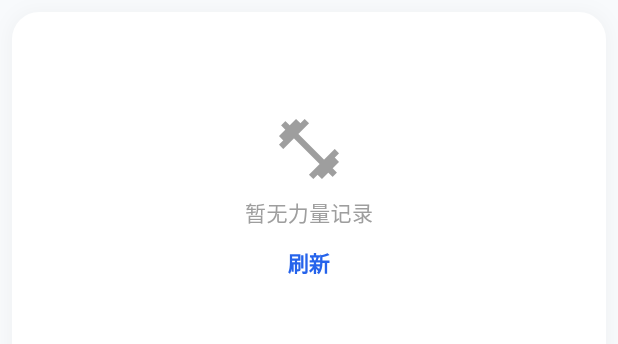
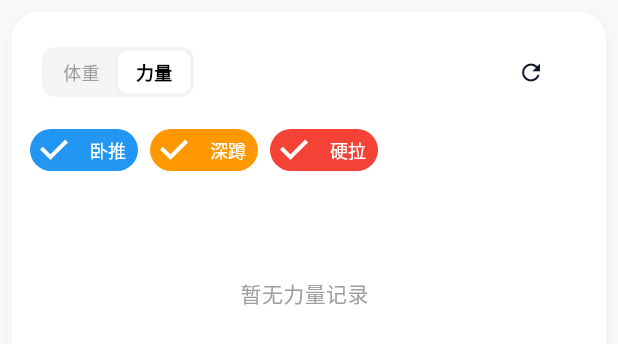
Before and after one commit to xxu14077-sketch/ai_fitness_coach, a Flutter app: the TrendChart widget shown alone on an empty page, opened directly, on a phone screen of 412 x 824 dp. Shown: the top 344 px of the screen. Run offline on Flutter 3.47's test engine with Material 3 defaults, Android fonts, the light colour scheme and no system bars; our stand-ins replace file_picker, fl_chart, flutter_markdown, flutter_tts, shared_preferences, speech_to_text and 1 more; missing offline and left inert: markdown, universal_html; accounts and stored records are empty; network calls fail.

Commit message:
Restore Weight Tracking and Combine with Strength Tracking

```diff
--- a/lib/ui/widgets/trend_chart.dart
+++ b/lib/ui/widgets/trend_chart.dart
@@ -12,10 +12,16 @@ class TrendChart extends StatefulWidget {
 }
 
 class _TrendChartState extends State<TrendChart> {
-  // Data for each exercise
+  // Mode: 'weight' or 'strength'
+  String _mode = 'strength';
+
+  // Strength Data
   List<FlSpot> _benchSpots = [];
   List<FlSpot> _squatSpots = [];
   List<FlSpot> _deadliftSpots = [];
+
+  // Weight Data
+  List<FlSpot> _weightSpots = [];
 
   // Toggles
   bool _showBench = true;
@@ -32,6 +38,7 @@ class _TrendChartState extends State<TrendChart> {
   }
 
   Future<void> _fetchData() async {
+    setState(() => _loading = true);
     try {
       final uid = Supabase.instance.client.auth.currentUser?.id;
       if (uid == null) {
@@ -39,54 +46,25 @@ class _TrendChartState extends State<TrendChart> {
         return;
       }
 
-      // Fetch last 30 days records? Or just last 20 entries per type
-      final res = await Supabase.instance.client
+      // 1. Fetch Strength Data
+      final strengthRes = await Supabase.instance.client
           .from('strength_progress')
           .select('date, exercise, weight_kg')
           .eq('user_id', uid)
-          .order('date', ascending: true); // Get oldest first for chart
+          .order('date', ascending: true);
 
-      final data = res as List;
-
-      if (data.isEmpty) {
-        if (mounted) setState(() => _loading = false);
-        return;
-      }
-
-      // Process data
-      final Map<String, List<FlSpot>> spotsMap = {
-        'bench': [],
-        'squat': [],
-        'deadlift': []
-      };
-
-      // We need to map dates to X-axis values (0, 1, 2...).
-      // Simple approach: Linear index based on unique dates?
-      // Or just day index? Let's use day difference from first record.
-
-      if (data.isNotEmpty) {
-        DateTime? firstDate;
-
-        for (var record in data) {
-          final dateStr = record['date'] as String;
-          final date = DateTime.parse(dateStr);
-          firstDate ??= date;
-
-          final diff = date.difference(firstDate).inDays.toDouble();
-          final w = (record['weight_kg'] as num).toDouble();
-          final type = record['exercise'] as String;
-
-          if (spotsMap.containsKey(type)) {
-            spotsMap[type]!.add(FlSpot(diff, w));
-          }
-        }
-      }
+      // 2. Fetch Body Weight Data
+      final weightRes = await Supabase.instance.client
+          .from('body_metrics')
+          .select('date, weight_kg')
+          .eq('user_id', uid)
+          .order('date', ascending: true)
+          .limit(30); // Last 30 entries
 
       if (mounted) {
         setState(() {
-          _benchSpots = spotsMap['bench']!;
-          _squatSpots = spotsMap['squat']!;
-          _deadliftSpots = spotsMap['deadlift']!;
+          _processStrengthData(strengthRes as List);
+          _processWeightData(weightRes as List);
           _loading = false;
         });
       }
@@ -100,6 +78,54 @@ class _TrendChartState extends State<TrendChart> {
     }
   }
 
+  void _processWeightData(List data) {
+    final List<FlSpot> spots = [];
+    if (data.isNotEmpty) {
+      DateTime? firstDate;
+      // Use the same timeline relative to first record, or just sequential index?
+      // For trend, sequential index is often smoother if dates are sparse.
+      // Let's use sequential index for now to match previous behavior,
+      // or switch to date-based if we want to align everything.
+      // Let's use sequential index for simplicity in this "Trend" view.
+      for (int i = 0; i < data.length; i++) {
+        final w = (data[i]['weight_kg'] as num).toDouble();
+        spots.add(FlSpot(i.toDouble(), w));
+      }
+    }
+    _weightSpots = spots;
+  }
+
+  void _processStrengthData(List data) {
+    final Map<String, List<FlSpot>> spotsMap = {
+      'bench': [],
+      'squat': [],
+      'deadlift': []
+    };
+
+    if (data.isNotEmpty) {
+      // We need a common X axis. Let's use "Entry Index" per exercise type for now,
+      // as users might not do all 3 on the same day.
+      // Actually, for a combined chart, date-based X is better.
+      // But to keep it simple and robust: just list them sequentially.
+
+      final Map<String, int> counters = {'bench': 0, 'squat': 0, 'deadlift': 0};
+
+      for (var record in data) {
+        final w = (record['weight_kg'] as num).toDouble();
+        final type = record['exercise'] as String;
+
+        if (spotsMap.containsKey(type)) {
+          spotsMap[type]!.add(FlSpot(counters[type]!.toDouble(), w));
+          counters[type] = counters[type]! + 1;
+        }
+      }
+    }
+
+    _benchSpots = spotsMap['bench']!;
+    _squatSpots = spotsMap['squat']!;
+    _deadliftSpots = spotsMap['deadlift']!;
+  }
+
   @override
   Widget build(BuildContext context) {
     if (_loading) {
@@ -107,60 +133,48 @@ class _TrendChartState extends State<TrendChart> {
           height: 240, child: Center(child: CircularProgressIndicator()));
     }
 
-    final bool isEmpty =
-        _benchSpots.isEmpty && _squatSpots.isEmpty && _deadliftSpots.isEmpty;
-
-    if (isEmpty) {
-      return AspectRatio(
-          aspectRatio: 1.5,
-          child: Container(
-              margin: const EdgeInsets.all(8),
-              decoration: BoxDecoration(
-                borderRadius: const BorderRadius.all(Radius.circular(18)),
-                color: Colors.white,
-                boxShadow: [
-                  BoxShadow(
-                    color: Colors.grey.withOpacity(0.1),
-                    spreadRadius: 1,
-                    blurRadius: 10,
-                    offset: const Offset(0, 1),
-                  ),
-                ],
-              ),
-              child: Center(
-                  child: Column(
-                mainAxisAlignment: MainAxisAlignment.center,
-                children: [
-                  const Icon(Icons.fitness_center,
-                      size: 48, color: Colors.grey),
-                  const SizedBox(height: 8),
-                  const Text("暂无力量记录", style: TextStyle(color: Colors.grey)),
-                  TextButton(onPressed: _fetchData, child: const Text("刷新"))
-                ],
-              ))));
-    }
-
-    // Determine Y axis range
+    // Determine which spots to show based on mode
+    List<LineChartBarData> lineBars = [];
     double minY = 9999;
     double maxY = 0;
+    bool isEmpty = true;
 
+    if (_mode == 'strength') {
       final allSpots = [
         if (_showBench) ..._benchSpots,
         if (_showSquat) ..._squatSpots,
         if (_showDeadlift) ..._deadliftSpots,
       ];
+      if (allSpots.isNotEmpty) isEmpty = false;
 
-    if (allSpots.isNotEmpty) {
+      // Calculate Min/Max
       for (var s in allSpots) {
         if (s.y < minY) minY = s.y;
         if (s.y > maxY) maxY = s.y;
       }
+
+      if (_showBench) lineBars.add(_buildLine(_benchSpots, Colors.blue));
+      if (_showSquat) lineBars.add(_buildLine(_squatSpots, Colors.orange));
+      if (_showDeadlift) lineBars.add(_buildLine(_deadliftSpots, Colors.red));
+    } else {
+      // Weight Mode
+      if (_weightSpots.isNotEmpty) {
+        isEmpty = false;
+        for (var s in _weightSpots) {
+          if (s.y < minY) minY = s.y;
+          if (s.y > maxY) maxY = s.y;
+        }
+        lineBars.add(_buildLine(_weightSpots, AppTheme.primaryColor));
+      }
+    }
+
+    if (isEmpty) {
+      minY = 0;
+      maxY = 100;
+    } else {
       minY = (minY - 5).floorToDouble();
       if (minY < 0) minY = 0;
       maxY = (maxY + 5).ceilToDouble();
-    } else {
-      minY = 0;
-      maxY = 100;
     }
 
     return AspectRatio(
@@ -189,17 +203,25 @@ class _TrendChartState extends State<TrendChart> {
           child: Column(
             crossAxisAlignment: CrossAxisAlignment.start,
             children: [
+              // Header Row with Toggle
               Padding(
                 padding: const EdgeInsets.symmetric(horizontal: 8.0),
                 child: Row(
                   mainAxisAlignment: MainAxisAlignment.spaceBetween,
                   children: [
-                    const Text(
-                      '三大项容量 (Total/kg)',
-                      style: TextStyle(
-                        color: AppTheme.secondaryColor,
-                        fontSize: 16,
-                        fontWeight: FontWeight.bold,
+                    // Toggle Button Group
+                    Container(
+                      decoration: BoxDecoration(
+                        color: Colors.grey.shade100,
+                        borderRadius: BorderRadius.circular(8),
+                      ),
+                      padding: const EdgeInsets.all(2),
+                      child: Row(
+                        mainAxisSize: MainAxisSize.min,
+                        children: [
+                          _buildModeBtn('体重', 'weight'),
+                          _buildModeBtn('力量', 'strength'),
+                        ],
                       ),
                     ),
                     IconButton(
@@ -212,7 +234,9 @@ class _TrendChartState extends State<TrendChart> {
                 ),
               ),
               const SizedBox(height: 8),
-              // Filter Chips
+
+              // Filter Chips (Only for Strength)
+              if (_mode == 'strength')
                 SingleChildScrollView(
                   scrollDirection: Axis.horizontal,
                   child: Row(
@@ -228,14 +252,25 @@ class _TrendChartState extends State<TrendChart> {
                     ],
                   ),
                 ),
+
               const SizedBox(height: 16),
-              Expanded(
+
+              isEmpty
+                  ? Expanded(
+                      child: Center(
+                        child: Text(
+                          _mode == 'weight' ? "暂无体重记录" : "暂无力量记录",
+                          style: const TextStyle(color: Colors.grey),
+                        ),
+                      ),
+                    )
+                  : Expanded(
                       child: LineChart(
                         LineChartData(
                           gridData: FlGridData(
                             show: true,
                             drawVerticalLine: false,
-                      horizontalInterval: 20,
+                            horizontalInterval: 20, // Adaptive?
                             getDrawingHorizontalLine: (value) {
                               return FlLine(
                                 color: Colors.grey.withOpacity(0.1),
@@ -246,55 +281,67 @@ class _TrendChartState extends State<TrendChart> {
                           titlesData: FlTitlesData(
                             show: true,
                             rightTitles: const AxisTitles(
-                        sideTitles: SideTitles(showTitles: false),
-                      ),
+                                sideTitles: SideTitles(showTitles: false)),
                             topTitles: const AxisTitles(
-                        sideTitles: SideTitles(showTitles: false),
-                      ),
+                                sideTitles: SideTitles(showTitles: false)),
                             bottomTitles: const AxisTitles(
                                 sideTitles: SideTitles(showTitles: false)),
                             leftTitles: const AxisTitles(
-                        sideTitles: SideTitles(showTitles: false),
-                      ),
+                                sideTitles: SideTitles(showTitles: false)),
                           ),
                           borderData: FlBorderData(show: false),
                           minY: minY,
                           maxY: maxY,
-                    lineBarsData: [
-                      if (_showBench)
-                        LineChartBarData(
-                          spots: _benchSpots,
-                          isCurved: true,
-                          color: Colors.blue,
-                          barWidth: 3,
-                          isStrokeCapRound: true,
-                          dotData: const FlDotData(show: true),
-                        ),
-                      if (_showSquat)
-                        LineChartBarData(
-                          spots: _squatSpots,
-                          isCurved: true,
-                          color: Colors.orange,
-                          barWidth: 3,
-                          isStrokeCapRound: true,
-                          dotData: const FlDotData(show: true),
-                        ),
-                      if (_showDeadlift)
-                        LineChartBarData(
-                          spots: _deadliftSpots,
-                          isCurved: true,
-                          color: Colors.red,
-                          barWidth: 3,
-                          isStrokeCapRound: true,
-                          dotData: const FlDotData(show: true),
-                        ),
-                    ],
+                          lineBarsData: lineBars,
                         ),
                       ),
                     ),
             ],
           ),
         ),
+      ),
+    );
+  }
+
+  Widget _buildModeBtn(String label, String modeKey) {
+    final bool isSelected = _mode == modeKey;
+    return InkWell(
+      onTap: () => setState(() => _mode = modeKey),
+      child: Container(
+        padding: const EdgeInsets.symmetric(horizontal: 12, vertical: 6),
+        decoration: BoxDecoration(
+          color: isSelected ? Colors.white : Colors.transparent,
+          borderRadius: BorderRadius.circular(6),
+          boxShadow: isSelected
+              ? [
+                  BoxShadow(
+                      color: Colors.black.withOpacity(0.05), blurRadius: 2)
+                ]
+              : null,
+        ),
+        child: Text(
+          label,
+          style: TextStyle(
+            fontSize: 12,
+            fontWeight: isSelected ? FontWeight.bold : FontWeight.normal,
+            color: isSelected ? Colors.black : Colors.grey,
+          ),
+        ),
+      ),
+    );
+  }
+
+  LineChartBarData _buildLine(List<FlSpot> spots, Color color) {
+    return LineChartBarData(
+      spots: spots,
+      isCurved: true,
+      color: color,
+      barWidth: 3,
+      isStrokeCapRound: true,
+      dotData: const FlDotData(show: true),
+      belowBarData: BarAreaData(
+        show: true,
+        color: color.withOpacity(0.1),
       ),
     );
   }
```
Also changed, not shown: lib/main.dart (+112 -58 lines), public/assets/fonts/MaterialIcons-Regular.otf, 7 other files. Lines whose indentation alone changed are shown as unchanged.
